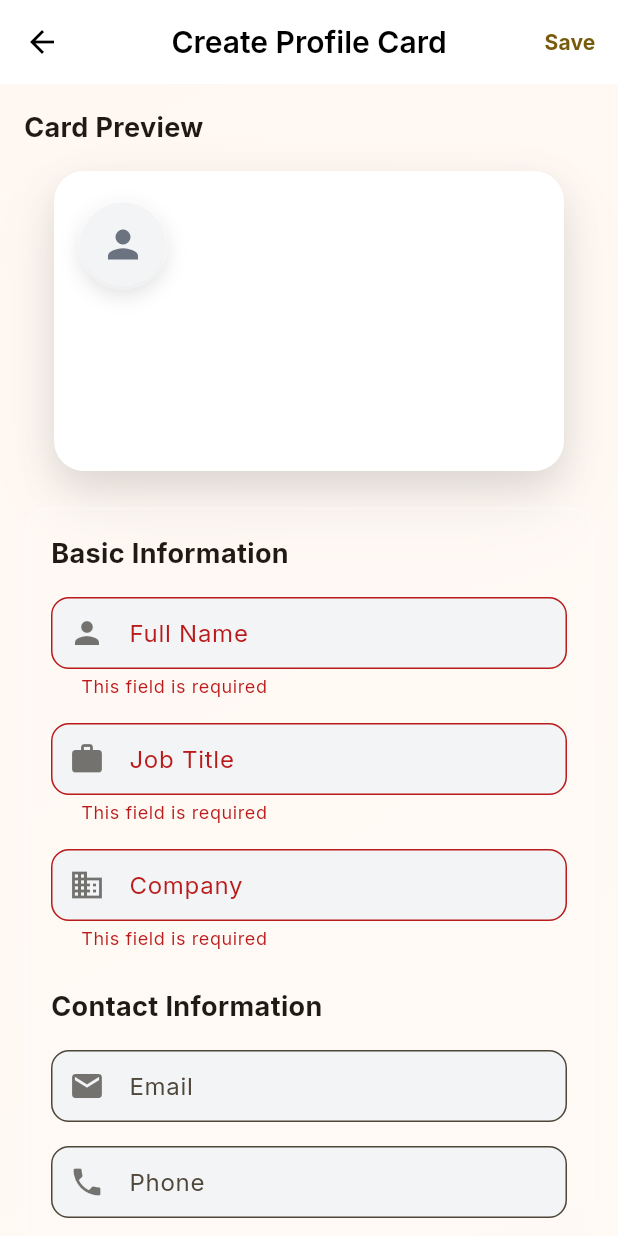
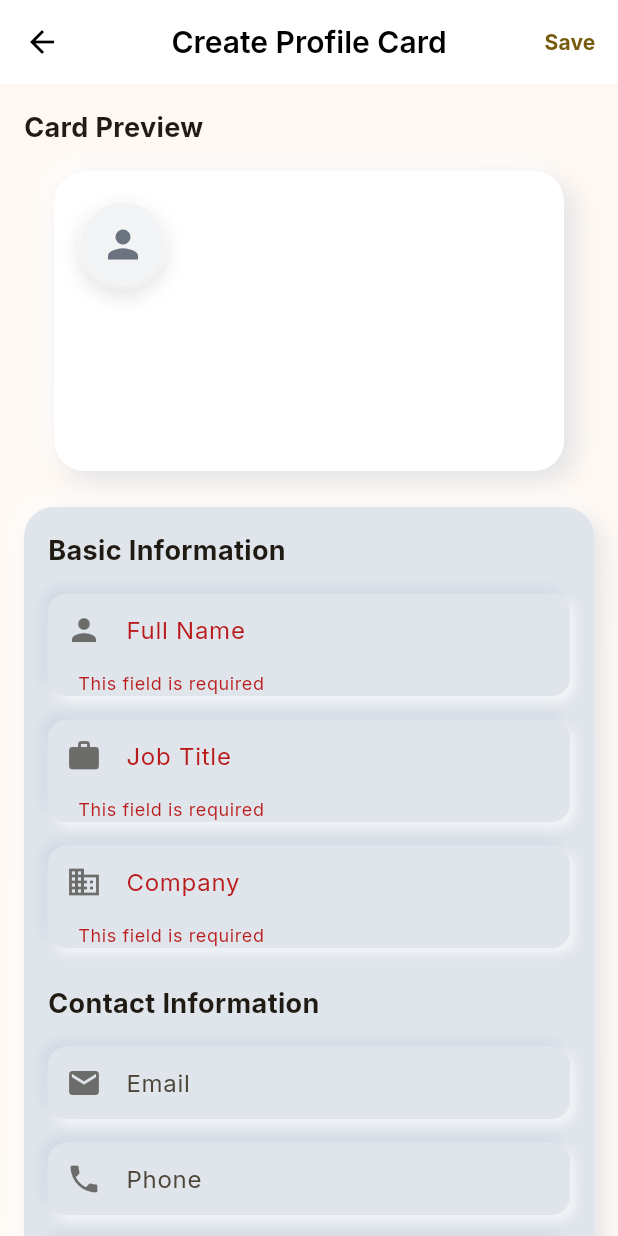
Before and after one commit to Kisaraue/wave_card, a Flutter app: the ProfileCardCreationScreen screen opened by its route, after a tap on "Save", on a phone screen of 412 x 824 dp. Run offline on Flutter 3.47's test engine with Material 3 defaults, Android fonts, the phone set to English and light mode, and no system bars; our stand-ins replace cached_network_image, flutter_riverpod, flutter_secure_storage, fluttertoast, glassmorphism, google_fonts and 3 more; missing offline and left inert: mobile_scanner; accounts and stored records are empty.

Commit message:
neumorphism UI effect applied

```diff
--- a/lib/presentation/screens/profile_card_creation_screen.dart
+++ b/lib/presentation/screens/profile_card_creation_screen.dart
@@ -2,6 +2,7 @@ import 'package:flutter/material.dart';
 import 'package:flutter_riverpod/flutter_riverpod.dart';
 import '../widgets/profile_card_widget.dart';
 import '../widgets/glassmorphism_container.dart';
+import '../widgets/neumorphism_container.dart';
 import '../../providers/profile_card_provider.dart';
 import '../../data/models/profile_card.dart';
 import '../../core/theme/app_colors.dart';
@@ -132,8 +133,9 @@ class _ProfileCardCreationScreenState
     TextEditingController addressController,
     CardFormNotifier cardFormNotifier,
   ) {
-    return GlassmorphismContainer(
+    return NeumorphismContainer(
       padding: const EdgeInsets.all(AppConstants.mediumSpacing),
+      borderRadius: 20,
       child: Form(
         key: formKey,
         child: Column(
@@ -207,19 +209,19 @@ class _ProfileCardCreationScreenState
             const SizedBox(height: AppConstants.largeSpacing),
             _buildStyleCustomization(context, cardFormNotifier),
             const SizedBox(height: AppConstants.largeSpacing),
-            SizedBox(
-              width: double.infinity,
-              child: ElevatedButton(
-                onPressed: () => _saveCard(context, ref, _formKey),
-                style: ElevatedButton.styleFrom(
+            NeumorphismButton(
+              onTap: () => _saveCard(context, ref, _formKey),
               padding: const EdgeInsets.symmetric(vertical: 16),
-                  shape: RoundedRectangleBorder(
-                    borderRadius: BorderRadius.circular(12),
+              borderRadius: 12,
+              backgroundColor: Theme.of(context).colorScheme.primary,
+              child: Center(
+                child: Text(
+                  'Save Card',
+                  style: TextStyle(
+                    fontSize: 16,
+                    fontWeight: FontWeight.bold,
+                    color: Theme.of(context).colorScheme.onPrimary,
                   ),
-                ),
-                child: const Text(
-                  'Save Card',
-                  style: TextStyle(fontSize: 16, fontWeight: FontWeight.bold),
                 ),
               ),
             ),
@@ -238,18 +240,27 @@ class _ProfileCardCreationScreenState
     int maxLines = 1,
     Function(String)? onChanged,
   }) {
-    return TextFormField(
+    return NeumorphismContainer(
+      borderRadius: 12,
+      intensity: 0.5,
+      isInverted: true,
+      child: TextFormField(
         controller: controller,
         keyboardType: keyboardType,
         maxLines: maxLines,
         decoration: InputDecoration(
           labelText: label,
           prefixIcon: Icon(icon, color: Theme.of(context).colorScheme.onSurface.withOpacity(0.6)),
-        border: OutlineInputBorder(borderRadius: BorderRadius.circular(12)),
+          border: OutlineInputBorder(
+            borderRadius: BorderRadius.circular(12),
+            borderSide: BorderSide.none,
+          ),
           focusedBorder: OutlineInputBorder(
             borderRadius: BorderRadius.circular(12),
-          borderSide: BorderSide(color: Theme.of(context).colorScheme.primary, width: 2),
+            borderSide: BorderSide(color: Theme.of(context).colorScheme.primary, width: 1),
           ),
+          fillColor: Colors.transparent,
+          filled: true,
         ),
         validator:
             required
@@ -261,6 +272,7 @@ class _ProfileCardCreationScreenState
                 }
                 : null,
         onChanged: onChanged,
+      ),
     );
   }
 
@@ -366,11 +378,10 @@ class _ProfileCardCreationScreenState
           ),
         ),
         const SizedBox(height: AppConstants.smallSpacing),
-        Container(
-          decoration: BoxDecoration(
-            border: Border.all(color: Theme.of(context).colorScheme.onSurface.withOpacity(0.3)),
-            borderRadius: BorderRadius.circular(12),
-          ),
+        NeumorphismContainer(
+          borderRadius: 12,
+          intensity: 0.5,
+          isInverted: true,
           child: DropdownButtonFormField<String>(
             value: currentStyle.fontFamily,
             decoration: const InputDecoration(
@@ -453,11 +464,10 @@ class _ProfileCardCreationScreenState
           ),
         ),
         const SizedBox(height: AppConstants.smallSpacing),
-        Container(
-          decoration: BoxDecoration(
-            border: Border.all(color: Theme.of(context).colorScheme.onSurface.withOpacity(0.3)),
-            borderRadius: BorderRadius.circular(12),
-          ),
+        NeumorphismContainer(
+          borderRadius: 12,
+          intensity: 0.5,
+          isInverted: true,
           child: DropdownButtonFormField<FontWeight>(
             value: currentStyle.fontWeight,
             decoration: const InputDecoration(
@@ -529,25 +539,20 @@ class _ProfileCardCreationScreenState
                     );
                     cardFormNotifier.updateCardStyle(updatedStyle);
                   },
-                  child: Container(
+                  child: NeumorphismContainer(
                     width: 40,
                     height: 40,
-                    decoration: BoxDecoration(
-                      color: color,
-                      borderRadius: BorderRadius.circular(20),
-                      border: Border.all(
-                        color: isSelected ? Theme.of(context).colorScheme.primary : Theme.of(context).colorScheme.onSurface.withOpacity(0.3),
-                        width: isSelected ? 3 : 1,
-                      ),
-                    ),
-                    child:
-                        isSelected
+                    borderRadius: 20,
+                    backgroundColor: color,
+                    intensity: isSelected ? 1.5 : 0.8,
+                    isPressed: isSelected,
+                    child: isSelected
                         ? Icon(
                             Icons.check,
                             color: Theme.of(context).colorScheme.onPrimary,
                             size: 20,
                           )
-                            : null,
+                        : const SizedBox.shrink(),
                   ),
                 );
               }).toList(),
@@ -777,11 +782,10 @@ class _ProfileCardCreationScreenState
           ),
         ),
         const SizedBox(height: AppConstants.smallSpacing),
-        Container(
-          decoration: BoxDecoration(
-            border: Border.all(color: Theme.of(context).colorScheme.onSurface.withOpacity(0.3)),
-            borderRadius: BorderRadius.circular(12),
-          ),
+        NeumorphismContainer(
+          borderRadius: 12,
+          intensity: 0.5,
+          isInverted: true,
           child: DropdownButtonFormField<String>(
             value: currentStyle.template,
             decoration: const InputDecoration(
--- a/lib/presentation/widgets/glassmorphism_container.dart
+++ b/lib/presentation/widgets/glassmorphism_container.dart
@@ -27,9 +27,10 @@ class GlassmorphismContainer extends StatelessWidget {
 
   @override
   Widget build(BuildContext context) {
-    // If width and height are not provided, use a more flexible approach
-    if (width == null && height == null) {
+    // If width is not provided, use a more flexible approach
+    if (width == null) {
       return Container(
+        height: height,
         margin: margin,
         child: ClipRRect(
           borderRadius: BorderRadius.circular(borderRadius),
--- /dev/null
+++ b/lib/presentation/widgets/neumorphism_container.dart
@@ -0,0 +1,190 @@
+import 'package:flutter/material.dart';
+import '../../core/theme/app_colors.dart';
+
+class NeumorphismContainer extends StatelessWidget {
+  final Widget child;
+  final double? width;
+  final double? height;
+  final EdgeInsetsGeometry? padding;
+  final EdgeInsetsGeometry? margin;
+  final double borderRadius;
+  final bool isPressed;
+  final bool isInverted;
+  final Color? backgroundColor;
+  final double intensity;
+
+  const NeumorphismContainer({
+    super.key,
+    required this.child,
+    this.width,
+    this.height,
+    this.padding,
+    this.margin,
+    this.borderRadius = 16.0,
+    this.isPressed = false,
+    this.isInverted = false,
+    this.backgroundColor,
+    this.intensity = 1.0,
+  });
+
+  @override
+  Widget build(BuildContext context) {
+    final isDark = Theme.of(context).brightness == Brightness.dark;
+    final bgColor = backgroundColor ??
+        (isDark ? const Color(0xFF2D2D2D) : const Color(0xFFE0E5EC));
+
+    // Calculate shadow colors based on background
+    final lightShadow = isDark
+        ? bgColor.withOpacity(0.15)
+        : Colors.white.withOpacity(0.7);
+    final darkShadow = isDark
+        ? Colors.black.withOpacity(0.5)
+        : const Color(0xFFA3B1C6).withOpacity(0.3);
+
+    // Adjust shadow offset and blur based on pressed state
+    final shadowOffset = isPressed ? 2.0 * intensity : 6.0 * intensity;
+    final shadowBlur = isPressed ? 4.0 * intensity : 12.0 * intensity;
+
+    // Invert shadows if needed
+    final topLeftShadow = isInverted ? darkShadow : lightShadow;
+    final bottomRightShadow = isInverted ? lightShadow : darkShadow;
+
+    return Container(
+      width: width,
+      height: height,
+      margin: margin,
+      decoration: BoxDecoration(
+        color: bgColor,
+        borderRadius: BorderRadius.circular(borderRadius),
+        boxShadow: isPressed
+            ? [
+                // Darker shadow when pressed to simulate inset
+                BoxShadow(
+                  color: darkShadow.withOpacity(0.4),
+                  offset: Offset(shadowOffset * 0.5, shadowOffset * 0.5),
+                  blurRadius: shadowBlur * 0.5,
+                  spreadRadius: -2,
+                ),
+              ]
+            : [
+                // Raised effect when not pressed
+                BoxShadow(
+                  color: topLeftShadow,
+                  offset: Offset(-shadowOffset, -shadowOffset),
+                  blurRadius: shadowBlur,
+                ),
+                BoxShadow(
+                  color: bottomRightShadow,
+                  offset: Offset(shadowOffset, shadowOffset),
+                  blurRadius: shadowBlur,
+                ),
+              ],
+      ),
+      child: Padding(
+        padding: padding ?? EdgeInsets.zero,
+        child: child,
+      ),
+    );
+  }
+}
+
+class NeumorphismButton extends StatefulWidget {
+  final Widget child;
+  final VoidCallback? onTap;
+  final double? width;
+  final double? height;
+  final EdgeInsetsGeometry? padding;
+  final EdgeInsetsGeometry? margin;
+  final double borderRadius;
+  final Color? backgroundColor;
+  final double intensity;
+
+  const NeumorphismButton({
+    super.key,
+    required this.child,
+    this.onTap,
+    this.width,
+    this.height,
+    this.padding,
+    this.margin,
+    this.borderRadius = 16.0,
+    this.backgroundColor,
+    this.intensity = 1.0,
+  });
+
+  @override
+  State<NeumorphismButton> createState() => _NeumorphismButtonState();
+}
+
+class _NeumorphismButtonState extends State<NeumorphismButton>
+    with SingleTickerProviderStateMixin {
+  bool _isPressed = false;
+  late AnimationController _animationController;
+  late Animation<double> _scaleAnimation;
+
+  @override
+  void initState() {
+    super.initState();
+    _animationController = AnimationController(
+      duration: const Duration(milliseconds: 150),
+      vsync: this,
+    );
+    _scaleAnimation = Tween<double>(
+      begin: 1.0,
+      end: 0.98,
+    ).animate(CurvedAnimation(
+      parent: _animationController,
+      curve: Curves.easeInOut,
+    ));
+  }
+
+  @override
+  void dispose() {
+    _animationController.dispose();
+    super.dispose();
+  }
+
+  void _handleTapDown(TapDownDetails details) {
+    setState(() => _isPressed = true);
+    _animationController.forward();
+  }
+
+  void _handleTapUp(TapUpDetails details) {
+    setState(() => _isPressed = false);
+    _animationController.reverse();
+    widget.onTap?.call();
+  }
+
+  void _handleTapCancel() {
+    setState(() => _isPressed = false);
+    _animationController.reverse();
+  }
+
+  @override
+  Widget build(BuildContext context) {
+    return GestureDetector(
+      onTapDown: _handleTapDown,
+      onTapUp: _handleTapUp,
+      onTapCancel: _handleTapCancel,
+      child: AnimatedBuilder(
+        animation: _scaleAnimation,
+        builder: (context, child) {
+          return Transform.scale(
+            scale: _scaleAnimation.value,
+            child: NeumorphismContainer(
+              width: widget.width,
+              height: widget.height,
+              padding: widget.padding,
+              margin: widget.margin,
+              borderRadius: widget.borderRadius,
+              backgroundColor: widget.backgroundColor,
+              intensity: widget.intensity,
+              isPressed: _isPressed,
+              child: widget.child,
+            ),
+          );
+        },
+      ),
+    );
+  }
+}
--- a/lib/presentation/widgets/profile_card_widget.dart
+++ b/lib/presentation/widgets/profile_card_widget.dart
@@ -5,6 +5,7 @@ import '../../data/models/profile_card.dart';
 import '../../core/theme/app_colors.dart';
 import '../../core/constants/app_constants.dart';
 import 'glassmorphism_container.dart';
+import 'neumorphism_container.dart';
 
 class ProfileCardWidget extends StatefulWidget {
   final ProfileCard profileCard;
@@ -117,26 +118,11 @@ class _ProfileCardWidgetState extends State<ProfileCardWidget>
   Widget _buildCard(BuildContext context) {
     final cardStyle = widget.profileCard.cardStyle;
 
-    return Container(
+    return NeumorphismContainer(
       width: AppConstants.cardWidth,
       height: AppConstants.cardHeight,
-      decoration: BoxDecoration(
-        borderRadius: BorderRadius.circular(cardStyle.borderRadius),
-        boxShadow: [
-          if (cardStyle.has3DEffect) ...[
-            BoxShadow(
-              color: AppColors.black.withOpacity(0.1),
-              blurRadius: 20,
-              offset: const Offset(0, 10),
-            ),
-            BoxShadow(
-              color: AppColors.black.withOpacity(0.05),
-              blurRadius: 40,
-              offset: const Offset(0, 20),
-            ),
-          ],
-        ],
-      ),
+      borderRadius: cardStyle.borderRadius,
+      intensity: cardStyle.has3DEffect ? 1.2 : 0.8,
       child: Stack(
         children: [
           _buildCardBackground(),
@@ -843,16 +829,15 @@ class _ProfileCardWidgetState extends State<ProfileCardWidget>
       top: 8,
       right: 8,
       child: PopupMenuButton<String>(
-        icon: Container(
-          padding: const EdgeInsets.all(4),
-          decoration: BoxDecoration(
-            shape: BoxShape.circle,
-            color: AppColors.black.withOpacity(0.1),
-          ),
-          child: const Icon(
+        color: Colors.white,
+        icon: NeumorphismContainer(
+          padding: const EdgeInsets.all(6),
+          borderRadius: 12,
+          intensity: 0.5,
+          child: Icon(
             Icons.more_vert,
             size: 16,
-            color: AppColors.white,
+            color:  AppColors.grey,
           ),
         ),
         onSelected: (value) {
@@ -910,16 +895,14 @@ class _ProfileCardWidgetState extends State<ProfileCardWidget>
       right: 18,
       child: GestureDetector(
         onTap: _showSharingOptions,
-        child: Container(
-          padding: const EdgeInsets.all(4),
-          decoration: BoxDecoration(
-            shape: BoxShape.circle,
-            color: AppColors.black.withOpacity(0.1),
-          ),
-          child: const Icon(
+        child: NeumorphismContainer(
+          padding: const EdgeInsets.all(6),
+          borderRadius: 12,
+          intensity: 0.5,
+          child: Icon(
             Icons.share,
             size: 16,
-            color: AppColors.white,
+            color: AppColors.grey,
           ),
         ),
       ),
```
Also changed, not shown: lib/presentation/screens/contact_detail_screen.dart (+11 -5 lines), lib/presentation/screens/contacts_screen.dart (+117 -88 lines), lib/presentation/screens/home_screen.dart (+31 -62 lines). Lines whose indentation alone changed are shown as unchanged.
